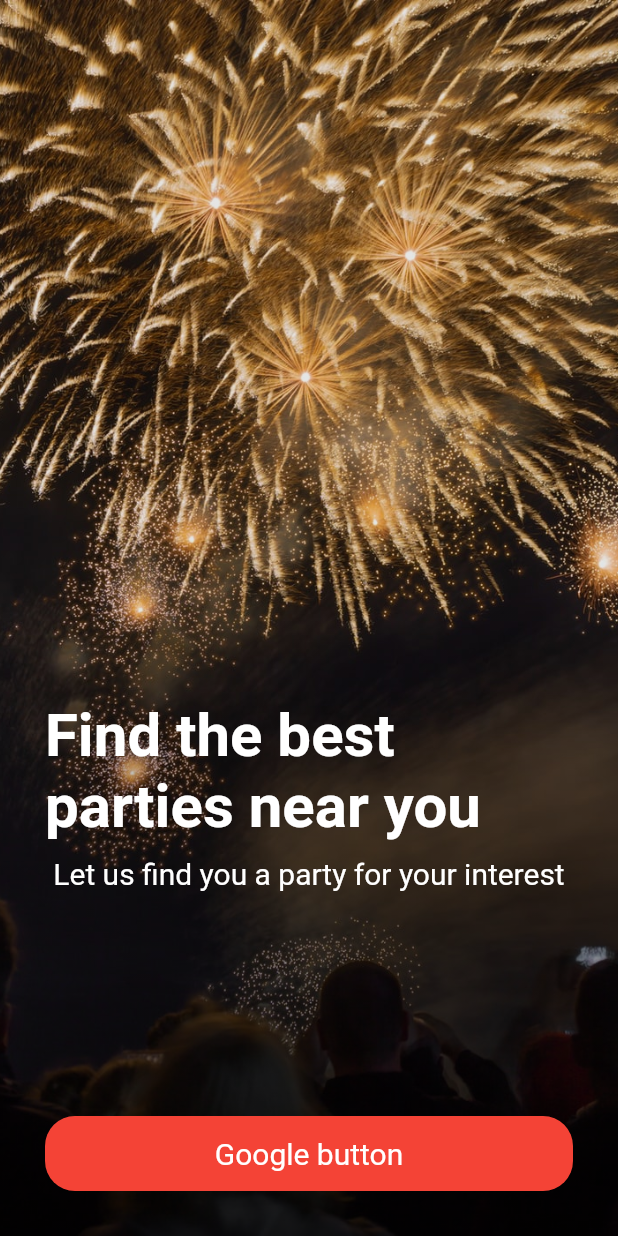
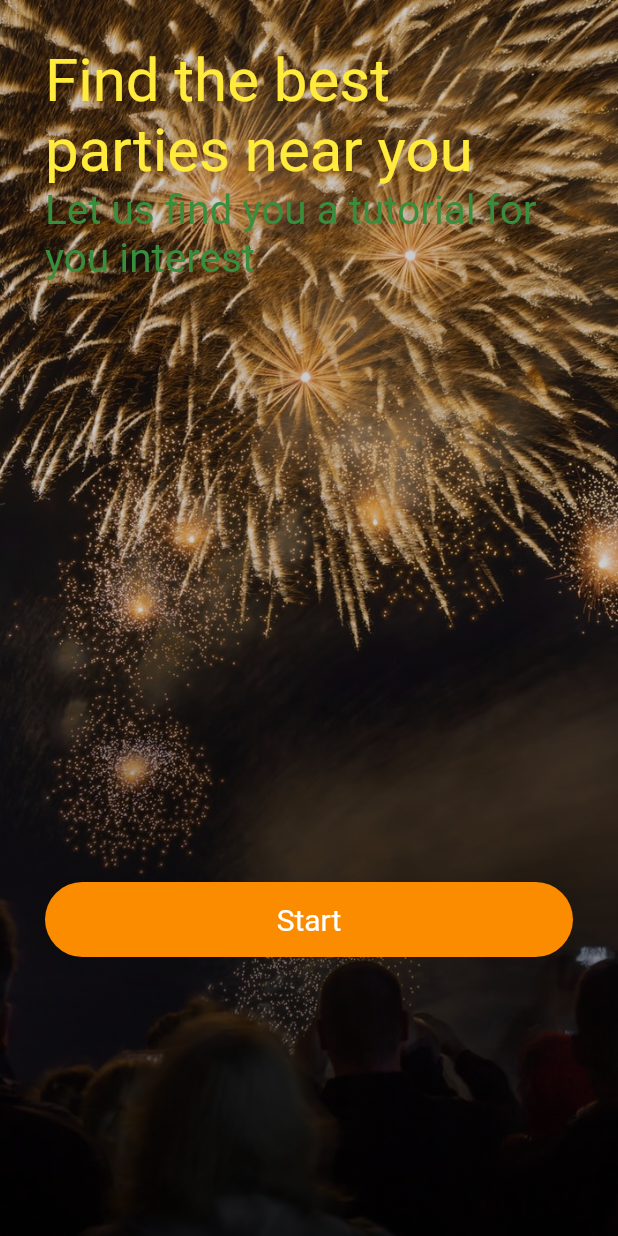
Before and after one commit to Akmal0906/party_ui, a Flutter app: the screen it shows after launch, on a phone screen of 412 x 824 dp. Run offline on Flutter 3.47's test engine with Material 2 defaults, Android fonts, the phone set to English and light mode, and no system bars; our stand-ins replace simple_animations, supercharged.

Commit message:
Initial commit

```diff
--- a/lib/main.dart
+++ b/lib/main.dart
@@ -1,5 +1,6 @@
 import 'package:flutter/material.dart';
 import 'package:party_ui/pages/home_page.dart';
+import 'package:party_ui/pages/part_ui.dart';
 
 void main() {
   runApp(const MyApp());
@@ -18,8 +19,9 @@ class MyApp extends StatelessWidget {
 
         primarySwatch: Colors.blue,
       ),
-      home: const HomePage(),
+      home: const PartUI(),
       routes: {
+        PartUI.id:(context)=>const PartUI(),
         HomePage.id:(context)=>const HomePage(),
       },
     );
--- /dev/null
+++ b/lib/pages/part_ui.dart
@@ -0,0 +1,106 @@
+import 'package:flutter/material.dart';
+import 'package:party_ui/animation/FadeAnimation.dart';
+
+class PartUI extends StatefulWidget {
+  const PartUI({Key? key}) : super(key: key);
+  static const String id = 'part_ui';
+
+  @override
+  State<PartUI> createState() => _PartUIState();
+}
+
+class _PartUIState extends State<PartUI> {
+  final bool _isLoggin=true;
+  @override
+  Widget build(BuildContext context) {
+    return Scaffold(
+      body: Container(
+        width: double.infinity,
+        decoration: const BoxDecoration(
+            image: DecorationImage(
+          image: AssetImage('assets/images/im_party.jpeg'),
+          fit: BoxFit.cover,
+        )),
+        child: Container(
+          padding: const EdgeInsets.all(30),
+          decoration: BoxDecoration(
+              gradient: LinearGradient(begin: Alignment.bottomRight, colors: [
+            Colors.black.withOpacity(0.7),
+            Colors.black.withOpacity(0.5),
+            Colors.black.withOpacity(0.4),
+            Colors.black.withOpacity(0.2),
+          ])),
+          child: Column(
+          crossAxisAlignment: CrossAxisAlignment.start,
+              // mainAxisAlignment: MainAxisAlignment.end,
+            children:[
+              FadeAnimation(1, const Text(
+                'Find the best',
+                style: TextStyle(color: Colors.yellow, fontSize: 40),
+                textAlign: TextAlign.center,
+              ),),
+              FadeAnimation(1,  const Text(
+                'parties near you',
+                style: TextStyle(color: Colors.yellow, fontSize: 40),
+                textAlign: TextAlign.center,
+              ),),
+             FadeAnimation(1.2,  Text(
+               'Let us find you a tutorial for',
+               style: TextStyle(color: Colors.green.shade700, fontSize: 27),
+               textAlign: TextAlign.center,
+             ),),
+             FadeAnimation(1.2,Text(
+               'you interest',
+               style: TextStyle(color: Colors.green.shade700, fontSize: 27),
+               textAlign: TextAlign.center,
+             ),),
+              const SizedBox(height: 400,),
+              _isLoggin?
+              Container(
+                height: _isLoggin?50:0,
+
+                decoration: BoxDecoration(
+                    borderRadius: BorderRadius.circular(25),
+                    color: Colors.orange.shade600
+                ),
+                child: const Center(
+                  child: Text('Start',style: TextStyle(color: Colors.white,fontSize: 20),),
+                ),
+              ):
+
+              Row(
+                children: [
+                  Expanded(child: Container(
+                    height:_isLoggin? 50:0,
+                    width: double.infinity,
+                    decoration: BoxDecoration(
+                        borderRadius: BorderRadius.circular(25),
+                        color: Colors.red
+                    ),
+                    child: const Center(
+                      child: Text('Google',style: TextStyle(color: Colors.white,fontSize: 20),),
+                    ),
+                  ), ),
+                  const SizedBox(width: 10,),
+                  Expanded(child: Container(
+                    height:_isLoggin? 50:0,
+                    width: double.infinity,
+                    decoration: BoxDecoration(
+                        borderRadius: BorderRadius.circular(25),
+                        color: Colors.blue
+                    ),
+                    child: const Center(
+                      child: Text('Facebook',style: TextStyle(color: Colors.white,fontSize: 20),),
+                    ),
+                  ), ),
+                ],
+              ),
+
+
+            ],
+          ),
+        ),
+      ),
+    );
+  }
+}
```
